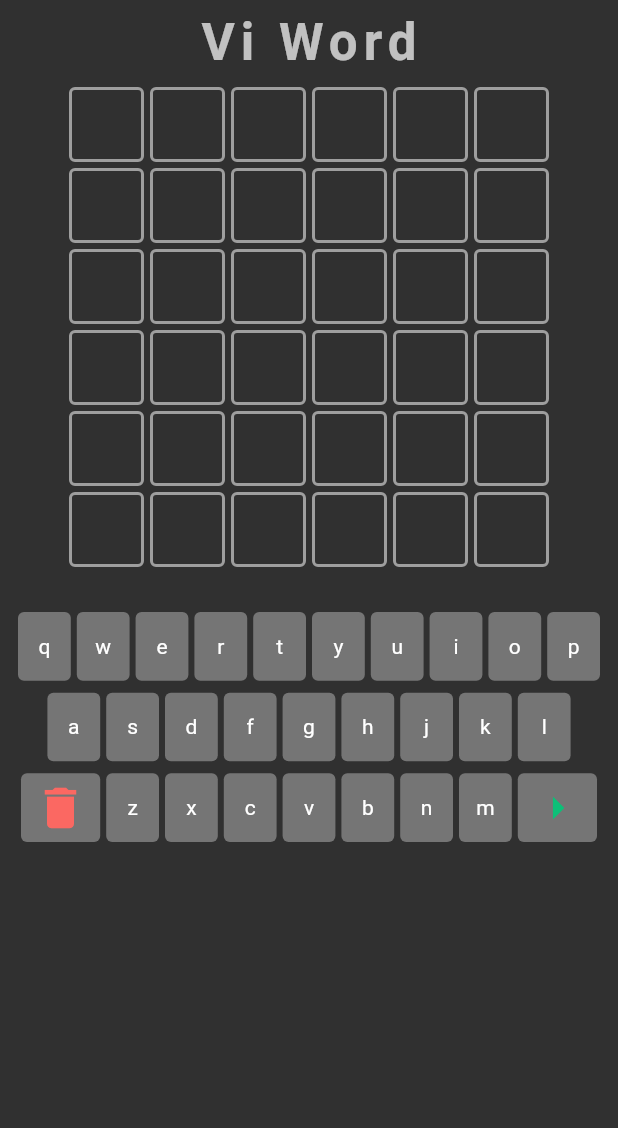
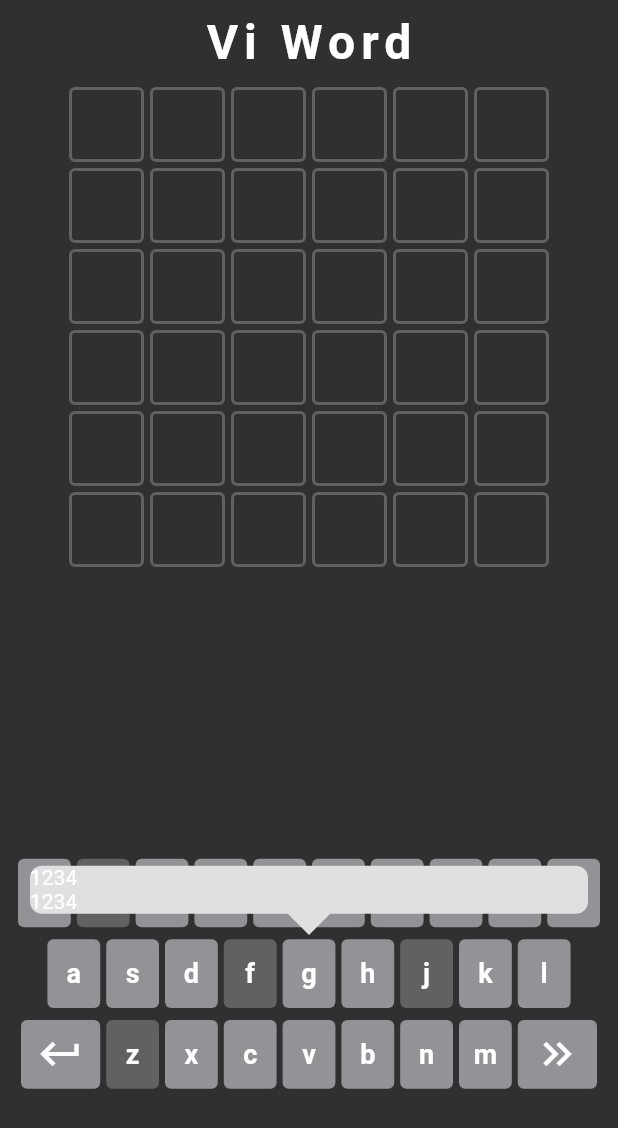
Before and after one commit to tadyuh76/vi_word, a Flutter app: the screen it shows after launch, on a phone screen of 412 x 824 dp. Shown: the top 1128 px of the screen. Run offline on Flutter 3.47's test engine with Material 2 defaults, Android fonts, the phone set to English and light mode, and no system bars.

Commit message:
finish basic

```diff
--- a/lib/models/letter.dart
+++ b/lib/models/letter.dart
@@ -31,7 +31,7 @@ class Letter {
   Color get borderColor {
     switch (status) {
       case LetterStatus.initial:
-        return Colors.grey;
+        return Colors.grey[700]!;
       default:
         return Colors.transparent;
     }
--- /dev/null
+++ b/lib/models/models.dart
@@ -0,0 +1,2 @@
+export 'letter.dart';
+export 'word.dart';
--- a/lib/models/word.dart
+++ b/lib/models/word.dart
@@ -1,4 +1,4 @@
-import 'package:vi_word/models/letter.dart';
+import 'package:vi_word/models/models.dart';
 
 class Word {
   final List<Letter> letters;
@@ -25,4 +25,21 @@ class Word {
       letters[lastLetterIndex] = Letter.empty();
     }
   }
+
+  void validate(String solution, void Function(Letter) callback) {
+    for (int i = 0; i < letters.length; i++) {
+      final currentWordLetter = letters[i];
+      final currentSolutionLetter = solution[i];
+
+      if (currentWordLetter.val == currentSolutionLetter) {
+        currentWordLetter.copyWith(status: LetterStatus.correct);
+      } else if (solution.contains(currentWordLetter.val)) {
+        currentWordLetter.copyWith(status: LetterStatus.wrongPosition);
+      } else {
+        currentWordLetter.copyWith(status: LetterStatus.notInWord);
+      }
+
+      callback(currentWordLetter);
+    }
+  }
 }
--- a/lib/modules/game.dart
+++ /dev/null
@@ -1,9 +0,0 @@
-import 'package:vi_word/models/letter.dart';
-import 'package:vi_word/models/word.dart';
-
-class Game {
-  static final List<Word> initBoard = List.generate(
-    6,
-    (_) => Word(letters: List.generate(6, (_) => Letter.empty())),
-  );
-}
--- a/lib/screens/game_screeen/game_screen.dart
+++ b/lib/screens/game_screeen/game_screen.dart
@@ -1,10 +1,10 @@
 import 'package:flutter/material.dart';
-import 'package:vi_word/models/letter.dart';
-import 'package:vi_word/models/word.dart';
-import 'package:vi_word/modules/game.dart';
-import 'package:vi_word/utils/constants.dart';
-import 'package:vi_word/widgets/board.dart';
-import 'package:vi_word/widgets/keyboard.dart';
+import 'package:vi_word/models/models.dart';
+import 'package:vi_word/utils/colors.dart';
+import 'package:vi_word/utils/constants.dart' as constants;
+import 'package:vi_word/utils/show_snack_bar.dart';
+import 'package:vi_word/widgets/accent_box.dart';
+import 'package:vi_word/widgets/widgets.dart';
 
 enum GameStatus { playing, won, lost, submiting }
 
@@ -16,7 +16,7 @@ class GameScreen extends StatefulWidget {
 }
 
 class _GameScreenState extends State<GameScreen> {
-  List<Word> _board = Game.initBoard;
+  final List<Word> _board = constants.initBoard;
   int _currentIndex = 0;
   GameStatus _gameStatus = GameStatus.playing;
 
@@ -24,10 +24,24 @@ class _GameScreenState extends State<GameScreen> {
       _currentIndex < _board.length ? _board[_currentIndex] : null;
   String get _solution => 'conheo';
 
+  final Set<Letter> specialKeys = {};
+
   void onKeyTap(String val) {
     if (_gameStatus == GameStatus.playing) {
       setState(() => _currentWord?.addLetter(val));
     }
+  }
+
+  void onLimitedKeyTap(String key) {
+    showSnackBar(
+      context: context,
+      backgroundColor: red,
+      text: 'Chữ $key không có trong Tiếng Việt !',
+    );
+  }
+
+  void onAccentTap(String key) {
+    print('$key tapped');
   }
 
   void onDeleteTap() {
@@ -37,30 +51,34 @@ class _GameScreenState extends State<GameScreen> {
   }
 
   void onEnterTap() {
+    showSnackBar(
+      context: context,
+      backgroundColor: red,
+      text: 'enter',
+    );
     if (_gameStatus == GameStatus.playing &&
         _currentWord != null &&
-        !_currentWord!.letters.contains(Letter.empty())) {
+        _currentWord!.letters.every((e) => e.val != '')) {
+      // prevent spam enter
       _gameStatus = GameStatus.submiting;
 
-      for (int i = 0; i < _currentWord!.letters.length; i++) {
-        final currentWordLetter = _currentWord!.letters[i];
-        final currentSolutionLetter = _solution[i];
+      setState(() {
+        _currentWord!.validate(_solution, updateKeyboard);
 
-        if (currentWordLetter.val == currentSolutionLetter) {
-          currentWordLetter.copyWith(status: LetterStatus.correct);
-        } else if (_solution.contains(currentWordLetter.val)) {
-          currentWordLetter.copyWith(status: LetterStatus.wrongPosition);
-        } else {
-          currentWordLetter.copyWith(status: LetterStatus.notInWord);
+        _gameStatus = GameStatus.playing;
+        _currentIndex++;
+      });
     }
   }
-      setState(() {
-        _currentIndex = _currentIndex + 1;
-        _gameStatus = GameStatus.playing;
-        _board = [
-          Word(letters: [Letter.empty()])
-        ];
-      });
+
+  void updateKeyboard(Letter enteredLetter) {
+    final keyToUpdate = specialKeys.firstWhere(
+        (e) => e.val == enteredLetter.val,
+        orElse: () => Letter.empty());
+
+    if (keyToUpdate.status != LetterStatus.correct) {
+      specialKeys.removeWhere((e) => e.val == enteredLetter.val);
+      specialKeys.add(enteredLetter);
     }
   }
 
@@ -70,22 +88,31 @@ class _GameScreenState extends State<GameScreen> {
       appBar: AppBar(
         backgroundColor: Theme.of(context).scaffoldBackgroundColor,
         elevation: 0,
-        title: const Text(appName),
+        title: const Text(constants.appName),
         centerTitle: true,
-        titleTextStyle: Theme.of(context).textTheme.headline4!.copyWith(
+        titleTextStyle: const TextStyle(
           letterSpacing: 4,
           fontWeight: FontWeight.bold,
+          fontSize: 32,
+          color: Colors.white,
         ),
       ),
-      body: Column(
+      body: Stack(
         children: [
+          Column(mainAxisAlignment: MainAxisAlignment.spaceBetween, children: [
             Board(board: _board),
-          const SizedBox(height: 24),
+            const SizedBox(height: constants.defaultPadding),
             Keyboard(
               onKeyTap: onKeyTap,
+              onLimitedKeyTap: onLimitedKeyTap,
+              onAccentTap: onAccentTap,
               onEnterTap: onEnterTap,
               onDeleteTap: onDeleteTap,
+              specialKeys: specialKeys,
             ),
+            const SizedBox(height: constants.defaultPadding / 2),
+          ]),
+          const AccentBox(),
         ],
       ),
     );
--- a/lib/utils/colors.dart
+++ b/lib/utils/colors.dart
@@ -2,5 +2,6 @@ import 'package:flutter/material.dart';
 
 const Color primary = Color(0xFF0CC078);
 const Color secondary = Color(0xFFA8E4EF);
-const Color ternary = Color(0xFFFCFC99);
+const Color ternary = Color(0xFFFDDD5C);
 const Color red = Color(0xFFFB6862);
+const Color grey = Color(0xFF939397);
--- a/lib/utils/constants.dart
+++ b/lib/utils/constants.dart
@@ -1,3 +1,17 @@
-const appName = 'Vi Word';
+import 'package:vi_word/models/models.dart';
 
+const String appName = 'Vi Word';
 const double defaultPadding = 20;
+
+// game constants
+const enterKey = 'enter';
+const delKey = 'del';
+const keyRows = [
+  ['q', 'w', 'e', 'r', 't', 'y', 'u', 'i', 'o', 'p'],
+  ['a', 's', 'd', 'f', 'g', 'h', 'j', 'k', 'l'],
+  [delKey, 'z', 'x', 'c', 'v', 'b', 'n', 'm', enterKey],
+];
+final List<Word> initBoard = List.generate(
+  6,
+  (_) => Word(letters: List.generate(6, (_) => Letter.empty())),
+);
--- /dev/null
+++ b/lib/utils/show_snack_bar.dart
@@ -0,0 +1,21 @@
+import 'package:flutter/material.dart';
+import 'package:vi_word/utils/colors.dart';
+
+void showSnackBar({
+  required BuildContext context,
+  required Color backgroundColor,
+  required String text,
+  VoidCallback? onTap,
+}) {
+  final snackBar = SnackBar(
+    content: Text(
+      text,
+      style: const TextStyle(color: Colors.white),
+    ),
+    backgroundColor: red,
+    elevation: 4,
+  );
+
+  ScaffoldMessenger.of(context).clearSnackBars(); // prevent spam
+  ScaffoldMessenger.of(context).showSnackBar(snackBar);
+}
--- /dev/null
+++ b/lib/widgets/accent_box.dart
@@ -0,0 +1,54 @@
+import 'package:flutter/material.dart';
+import 'package:vi_word/utils/constants.dart' as constants;
+
+class AccentBox extends StatelessWidget {
+  const AccentBox({Key? key}) : super(key: key);
+
+  @override
+  Widget build(BuildContext context) {
+    final size = MediaQuery.of(context).size;
+    final keyboardHeight = size.width / 10 * 4;
+
+    return Visibility(
+      child: Positioned(
+        bottom: keyboardHeight + constants.defaultPadding * 2,
+        right: constants.defaultPadding,
+        left: constants.defaultPadding,
+        child: Stack(
+          alignment: AlignmentDirectional.center,
+          children: [
+            // small triangle at the bottom
+            Positioned(
+              bottom: 0,
+              child: RotationTransition(
+                turns: const AlwaysStoppedAnimation(45 / 360),
+                child: Container(
+                  width: 20,
+                  height: 20,
+                  color: Colors.grey[300],
+                ),
+              ),
+            ),
+            Container(
+              margin: const EdgeInsets.only(bottom: 10),
+              decoration: BoxDecoration(
+                color: Colors.grey[300],
+                borderRadius: BorderRadius.circular(8),
+              ),
+              child: Column(
+                children: [
+                  [1, 2, 3, 4],
+                  [1, 2, 3, 4]
+                ]
+                    .map((e) => Row(
+                          children: e.map((e) => Text('$e')).toList(),
+                        ))
+                    .toList(),
+              ),
+            ),
+          ],
+        ),
+      ),
+    );
+  }
+}
--- a/lib/widgets/board.dart
+++ b/lib/widgets/board.dart
@@ -1,5 +1,5 @@
 import 'package:flutter/material.dart';
-import 'package:vi_word/models/word.dart';
+import 'package:vi_word/models/models.dart';
 import 'package:vi_word/widgets/board_tile.dart';
 
 class Board extends StatelessWidget {
@@ -12,8 +12,8 @@ class Board extends StatelessWidget {
   @override
   Widget build(BuildContext context) {
     return Column(
+      crossAxisAlignment: CrossAxisAlignment.center,
       mainAxisAlignment: MainAxisAlignment.center,
-      crossAxisAlignment: CrossAxisAlignment.center,
       children: board
           .map(
             (word) => Row(
--- a/lib/widgets/board_tile.dart
+++ b/lib/widgets/board_tile.dart
@@ -1,5 +1,5 @@
 import 'package:flutter/material.dart';
-import 'package:vi_word/models/letter.dart';
+import 'package:vi_word/models/models.dart';
 
 class BoardTile extends StatelessWidget {
   final Letter letter;
--- a/lib/widgets/keyboard.dart
+++ b/lib/widgets/keyboard.dart
@@ -1,24 +1,21 @@
 import 'package:flutter/material.dart';
+import 'package:vi_word/models/letter.dart';
 import 'package:vi_word/utils/colors.dart';
 import 'package:vi_word/utils/constants.dart';
 
-const _enterKey = 'enter';
-const _delKey = 'del';
+class Keyboard extends StatefulWidget {
+  final void Function(String) onKeyTap, onAccentTap, onLimitedKeyTap;
+  final VoidCallback onEnterTap, onDeleteTap;
+  final Set<Letter> specialKeys;
 
-var _keyRows = [
-  ['q', 'w', 'e', 'r', 't', 'y', 'u', 'i', 'o', 'p'],
-  ['a', 's', 'd', 'f', 'g', 'h', 'j', 'k', 'l'],
-  [_delKey, 'z', 'x', 'c', 'v', 'b', 'n', 'm', _enterKey],
-];
-
-class Keyboard extends StatefulWidget {
-  final void Function(String) onKeyTap;
-  final VoidCallback onEnterTap, onDeleteTap;
   const Keyboard({
     Key? key,
     required this.onKeyTap,
+    required this.onAccentTap,
+    required this.onLimitedKeyTap,
     required this.onEnterTap,
     required this.onDeleteTap,
+    required this.specialKeys,
   }) : super(key: key);
 
   @override
@@ -28,39 +25,45 @@ class Keyboard extends StatefulWidget {
 class _KeyboardState extends State<Keyboard> {
   @override
   Widget build(BuildContext context) {
-    final keyWidth = (MediaQuery.of(context).size.width - defaultPadding) /
-            _keyRows[0].length -
-        4;
+    final limitedKeys = {'w', 'f', 'j', 'z'};
+    final accentedKeys = {'a', 'e', 'i', 'o', 'u'};
 
-    return Positioned(
-      bottom: 0,
-      child: Padding(
+    return Padding(
       padding: const EdgeInsets.symmetric(horizontal: defaultPadding / 2),
       child: Column(
-          children: _keyRows
+        children: keyRows
             .map(
               (row) => Row(
                 mainAxisAlignment: MainAxisAlignment.center,
                 children: row.map((key) {
-                    if (key == _enterKey) {
-                      return _KeyboardButton.enter(
-                        onTap: widget.onEnterTap,
-                        width: keyWidth * 1.5,
-                        height: keyWidth * 1.3,
+                  if (key == enterKey) {
+                    return _KeyboardButton.enter(onTap: widget.onEnterTap);
+                  }
+                  if (key == delKey) {
+                    return _KeyboardButton.delete(onTap: widget.onDeleteTap);
+                  }
+                  if (limitedKeys.contains(key)) {
+                    return _KeyboardButton.limitedKey(
+                      keyVal: key,
+                      onTap: () => widget.onLimitedKeyTap(key),
                     );
-                    } else if (key == _delKey) {
-                      return _KeyboardButton.delete(
-                        onTap: widget.onDeleteTap,
-                        width: keyWidth * 1.5,
-                        height: keyWidth * 1.3,
+                  }
+                  if (accentedKeys.contains(key)) {
+                    return _KeyboardButton.accent(
+                      keyVal: key,
+                      onTap: () => widget.onAccentTap(key),
                     );
                   } else {
+                    Letter currentKey = widget.specialKeys.firstWhere(
+                      (e) => e.val == key,
+                      orElse: () => Letter.empty(),
+                    );
                     return _KeyboardButton(
                       keyVal: key,
                       onTap: () => widget.onKeyTap(key),
-                        height: keyWidth * 1.3,
-                        width: keyWidth,
-                        backgroundColor: Colors.grey[600],
+                      backgroundColor: currentKey.val == ''
+                          ? grey
+                          : currentKey.backgroundColor,
                     );
                   }
                 }).toList(),
@@ -68,73 +71,78 @@ class _KeyboardState extends State<Keyboard> {
             )
             .toList(),
       ),
-      ),
     );
   }
 }
 
 class _KeyboardButton extends StatelessWidget {
+  final IconData? icon;
+  final String keyVal;
   final VoidCallback onTap;
-  final double height;
-  final double width;
-  final String? keyVal;
-  final Color? backgroundColor;
-  final Icon? icon;
+  final Color backgroundColor;
 
   const _KeyboardButton({
     Key? key,
     this.icon,
-    this.keyVal,
-    required this.height,
-    required this.width,
+    this.backgroundColor = grey,
+    required this.keyVal,
     required this.onTap,
-    required this.backgroundColor,
   }) : super(key: key);
 
-  factory _KeyboardButton.enter({onTap, width, height}) {
+  factory _KeyboardButton.enter({onTap}) {
     return _KeyboardButton(
-      keyVal: _enterKey,
+      keyVal: enterKey,
       onTap: onTap,
-      width: width,
-      height: height,
-      backgroundColor: Colors.grey[600],
-      icon: const Icon(
-        Icons.arrow_right,
-        color: primary,
-        size: 36,
-      ),
+      icon: Icons.keyboard_double_arrow_right,
     );
   }
 
-  factory _KeyboardButton.delete({onTap, width, height}) {
+  factory _KeyboardButton.delete({onTap}) {
     return _KeyboardButton(
-      keyVal: _delKey,
+      keyVal: delKey,
       onTap: onTap,
-      width: width,
-      height: height,
-      backgroundColor: Colors.grey[600],
-      icon: const Icon(
-        Icons.delete,
-        color: red,
-        size: 36,
-      ),
+      icon: Icons.keyboard_return,
     );
+  }
+
+  factory _KeyboardButton.accent({keyVal, onTap}) {
+    return _KeyboardButton(keyVal: keyVal, onTap: onTap);
+  }
+
+  factory _KeyboardButton.limitedKey({keyVal, onTap}) {
+    return _KeyboardButton(keyVal: keyVal, onTap: onTap);
   }
 
   @override
   Widget build(BuildContext context) {
-    return InkWell(
+    final keyWidth = (MediaQuery.of(context).size.width - defaultPadding) /
+            keyRows[0].length -
+        4;
+    final bool isNotVietnamese = {'w', 'f', 'j', 'z'}.contains(keyVal);
+
+    return Padding(
+      padding: const EdgeInsets.symmetric(horizontal: 2, vertical: 4),
+      child: Material(
+        color: isNotVietnamese ? Colors.grey[700] : backgroundColor,
+        borderRadius: BorderRadius.circular(4),
+        child: InkWell(
           onTap: onTap,
           child: Container(
-        width: width,
-        height: height,
-        margin: const EdgeInsets.symmetric(vertical: 4, horizontal: 2),
             alignment: Alignment.center,
-        decoration: BoxDecoration(
-          color: Colors.grey[600],
-          borderRadius: BorderRadius.circular(4),
+            width:
+                [enterKey, delKey].contains(keyVal) ? 1.5 * keyWidth : keyWidth,
+            height: 1.3 * keyWidth,
+            child: icon != null
+                ? Icon(icon, size: 32)
+                : Text(
+                    keyVal,
+                    style: const TextStyle(
+                      fontWeight: FontWeight.bold,
+                      fontSize: 18,
                     ),
-        child: icon ?? Text(keyVal!),
+                  ),
+          ),
+        ),
       ),
     );
   }
--- /dev/null
+++ b/lib/widgets/widgets.dart
@@ -0,0 +1,3 @@
+export 'board_tile.dart';
+export 'board.dart';
+export 'keyboard.dart';
```
Also changed, not shown: lib/widgets/responsive.dart (added). Lines whose indentation alone changed are shown as unchanged.
